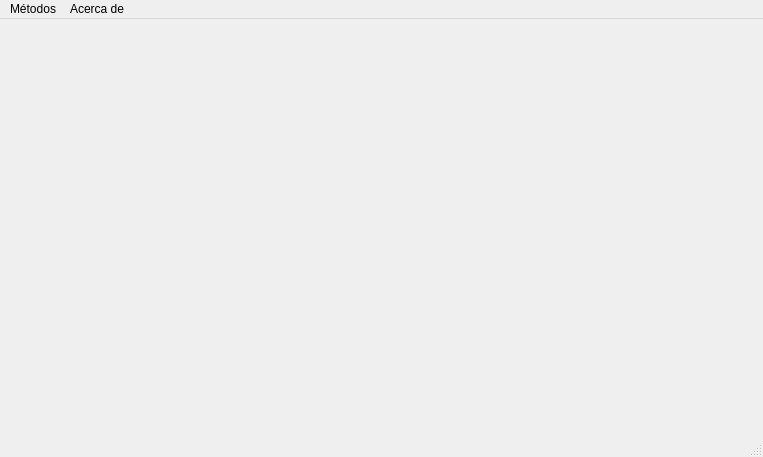
Old version of the form interfaz/main_interfaz.ui in the repository c3rberuss/Metodo-Simplex.
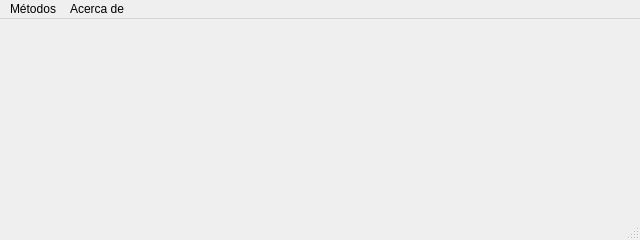
New version of the form.

What changed in the file:
```diff
--- a/interfaz/main_interfaz.ui
+++ b/interfaz/main_interfaz.ui
@@ -6,10 +6,22 @@
    <rect>
     <x>0</x>
     <y>0</y>
-    <width>763</width>
-    <height>457</height>
+    <width>640</width>
+    <height>240</height>
    </rect>
   </property>
+  <property name="minimumSize">
+   <size>
+    <width>320</width>
+    <height>240</height>
+   </size>
+  </property>
+  <property name="maximumSize">
+   <size>
+    <width>640</width>
+    <height>480</height>
+   </size>
+  </property>
   <property name="windowTitle">
    <string>MainWindow</string>
   </property>
@@ -21,8 +33,8 @@
     <rect>
      <x>0</x>
      <y>0</y>
-     <width>763</width>
-     <height>23</height>
+     <width>640</width>
+     <height>25</height>
     </rect>
    </property>
    <widget class="QMenu" name="menuM_todos">
```
